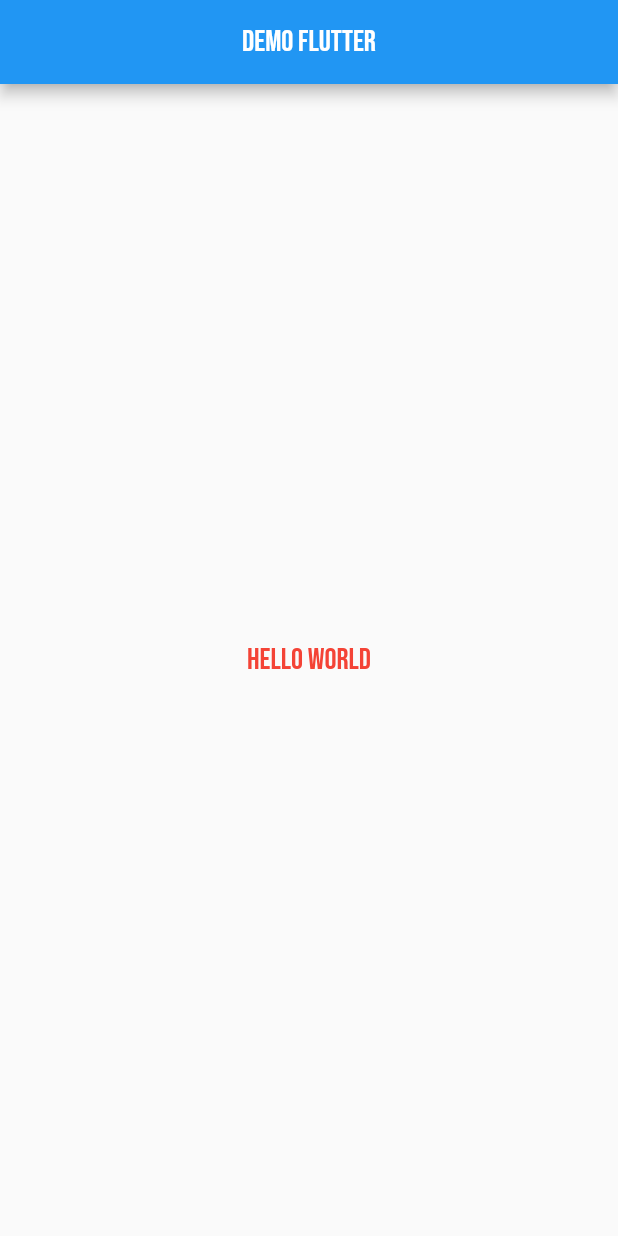
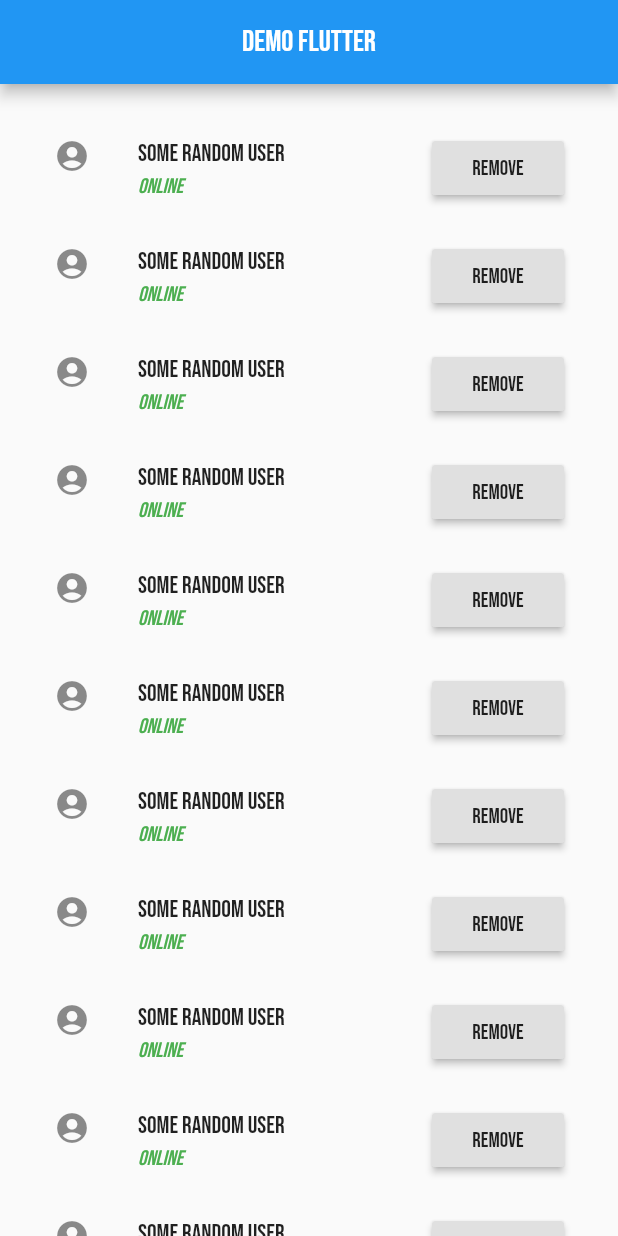
Before and after one commit to tresdos3/Flutter-ListView, a Flutter app: the screen it shows after launch, on a phone screen of 412 x 824 dp. Run offline on Flutter 3.47's test engine with Material 2 defaults, Android fonts, the phone set to English and light mode, and no system bars.

Commit message:
Demo ListView

```diff
--- a/lib/main.dart
+++ b/lib/main.dart
@@ -1,3 +1,4 @@
+import 'dart:async';
 import 'package:flutter/material.dart';
 
 void main() => runApp(new MyApp());
@@ -33,14 +34,67 @@ class _MyHomePageState extends State<MyHomePage> {
           ),),
         )
       ),
-      body: new Center(
-        child: new Text('Hello World',
-        style: new TextStyle(
-          fontFamily: 'bebas-neue',
-          fontSize: 20.0,
-          color: Colors.red,
-        ),),
-      ),
+      body: new _MyList()
     );
   }
 }
+class _MyList extends StatelessWidget {
+  @override
+  Widget build(BuildContext context) {
+    return new ListView.builder(
+        padding: const EdgeInsets.all(20.0),
+        itemBuilder: (context, i){
+          return new ListTile(
+            title: new Text('Some Random User', style: new TextStyle(
+              fontFamily: 'bebas-neue',
+            ),),
+            subtitle: new Text('Online', style: new TextStyle(
+              fontFamily: 'bebas-neue',
+              fontStyle: FontStyle.italic,
+              color: Colors.green
+            )),
+            leading: const Icon(Icons.account_circle),
+            trailing: new RaisedButton(
+                child: new Text('Remove', style: new TextStyle(
+                  fontFamily: 'bebas-neue',
+                )),
+                onPressed: (){
+                  deleteDialog(context).then((value) {
+                    print('Value is $value');
+                  });
+                }),
+          );
+        }
+    );
+  }
+}
+Future<bool> deleteDialog(BuildContext context) {
+  return showDialog(
+      context: context,
+      builder: (BuildContext context) {
+        return new AlertDialog(
+          title: new Text('Are you sure ?', style: new TextStyle(
+            fontFamily: 'bebas-neue',
+          )),
+          actions: <Widget>[
+            new FlatButton(
+                child: new Text('Yes', style: new TextStyle(
+                  fontFamily: 'bebas-neue',
+                )),
+                onPressed: (){
+                  Navigator.of(context).pop(true);
+                }
+            ),
+            new FlatButton(
+                child: new Text('No', style: new TextStyle(
+                  fontFamily: 'bebas-neue',
+                )),
+                onPressed: (){
+                  Navigator.of(context).pop(false);
+                }
+            )
+          ],
+        );
+      }
+  );
+}
```
